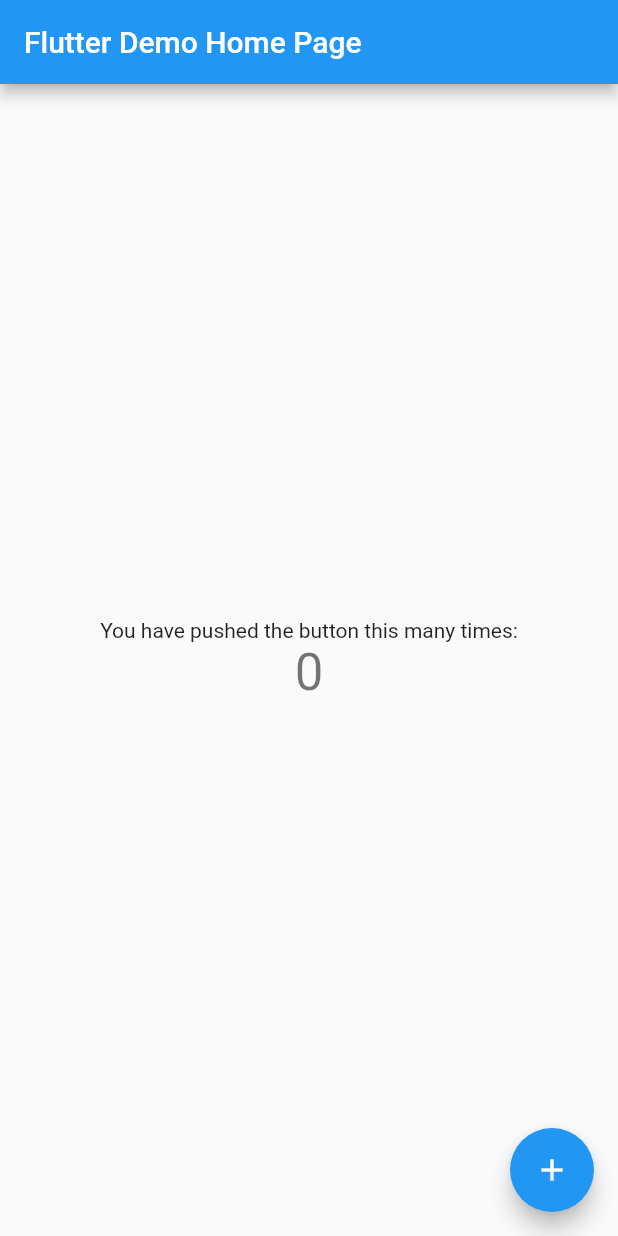
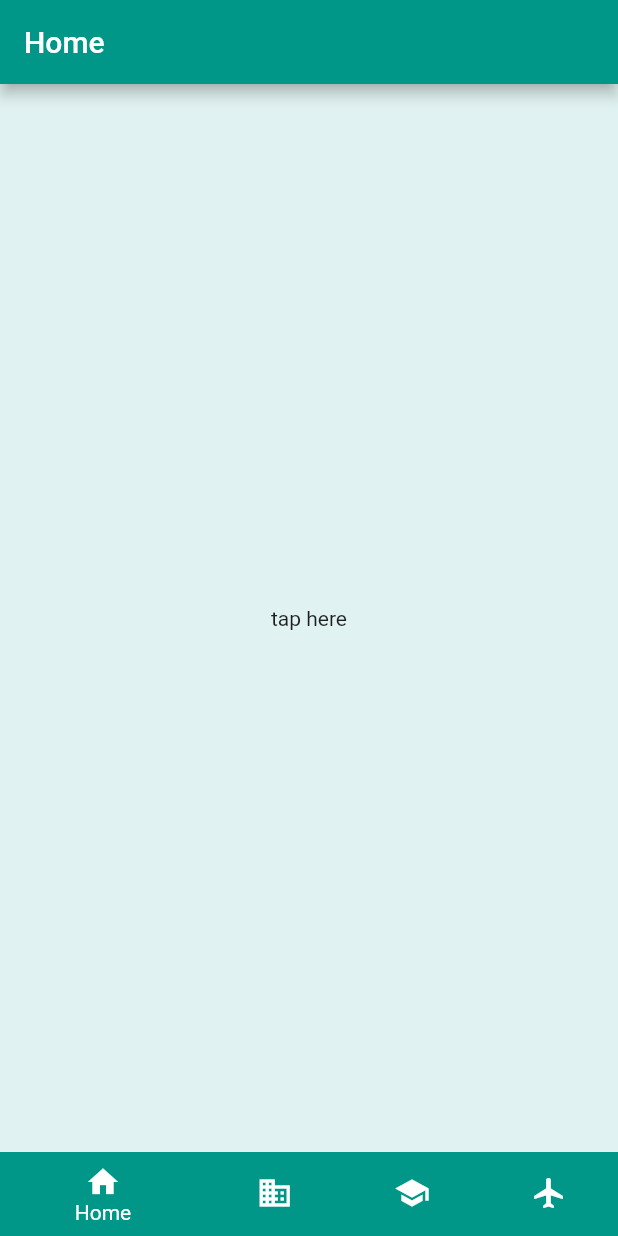
Before and after one commit to hpbyte/flutter_warm_ups, a Flutter app: the screen it shows after launch, on a phone screen of 412 x 824 dp. Run offline on Flutter 3.47's test engine with Material 2 defaults, Android fonts, the phone set to English and light mode, and no system bars.

```diff
--- a/lib/main.dart
+++ b/lib/main.dart
@@ -1,117 +1,309 @@
 import 'package:flutter/material.dart';
+import 'package:flutter/rendering.dart';
 
-void main() {
-  runApp(MyApp());
+class Destination {
+  const Destination(this.index, this.title, this.icon, this.color);
+  final int index;
+  final String title;
+  final IconData icon;
+  final MaterialColor color;
 }
 
-class MyApp extends StatelessWidget {
-  // This widget is the root of your application.
+const List<Destination> allDestinations = <Destination>[
+  Destination(0, 'Home', Icons.home, Colors.teal),
+  Destination(1, 'Business', Icons.business, Colors.cyan),
+  Destination(2, 'School', Icons.school, Colors.orange),
+  Destination(3, 'Flight', Icons.flight, Colors.blue)
+];
+
+class RootPage extends StatelessWidget {
+  const RootPage({Key key, this.destination}) : super(key: key);
+
+  final Destination destination;
+
   @override
   Widget build(BuildContext context) {
-    return MaterialApp(
-      title: 'Flutter Demo',
-      theme: ThemeData(
-        // This is the theme of your application.
-        //
-        // Try running your application with "flutter run". You'll see the
-        // application has a blue toolbar. Then, without quitting the app, try
-        // changing the primarySwatch below to Colors.green and then invoke
-        // "hot reload" (press "r" in the console where you ran "flutter run",
-        // or simply save your changes to "hot reload" in a Flutter IDE).
-        // Notice that the counter didn't reset back to zero; the application
-        // is not restarted.
-        primarySwatch: Colors.blue,
-        // This makes the visual density adapt to the platform that you run
-        // the app on. For desktop platforms, the controls will be smaller and
-        // closer together (more dense) than on mobile platforms.
-        visualDensity: VisualDensity.adaptivePlatformDensity,
+    return Scaffold(
+      appBar: AppBar(
+        title: Text(destination.title),
+        backgroundColor: destination.color,
       ),
-      home: MyHomePage(title: 'Flutter Demo Home Page'),
+      backgroundColor: destination.color[50],
+      body: SizedBox.expand(
+        child: InkWell(
+          onTap: () {
+            Navigator.pushNamed(context, "/list");
+          },
+          child: Center(
+            child: Text('tap here'),
+          ),
+        ),
+      ),
     );
   }
 }
 
-class MyHomePage extends StatefulWidget {
-  MyHomePage({Key key, this.title}) : super(key: key);
+class ListPage extends StatelessWidget {
+  const ListPage({Key key, this.destination}) : super(key: key);
 
-  // This widget is the home page of your application. It is stateful, meaning
-  // that it has a State object (defined below) that contains fields that affect
-  // how it looks.
-
-  // This class is the configuration for the state. It holds the values (in this
-  // case the title) provided by the parent (in this case the App widget) and
-  // used by the build method of the State. Fields in a Widget subclass are
-  // always marked "final".
-
-  final String title;
+  final Destination destination;
 
   @override
-  _MyHomePageState createState() => _MyHomePageState();
+  Widget build(BuildContext context) {
+    const List<int> shades = <int>[
+      50,
+      100,
+      200,
+      300,
+      400,
+      500,
+      600,
+      700,
+      800,
+      900
+    ];
+
+    return Scaffold(
+      appBar: AppBar(
+        title: Text(destination.title),
+        backgroundColor: destination.color,
+      ),
+      backgroundColor: destination.color[50],
+      body: SizedBox.expand(
+        child: ListView.builder(
+          itemCount: shades.length,
+          itemBuilder: (BuildContext context, int index) {
+            return SizedBox(
+              height: 128,
+              child: Card(
+                color: destination.color[shades[index]].withOpacity(0.25),
+                child: InkWell(
+                  onTap: () {
+                    Navigator.pushNamed(context, "/text");
+                  },
+                  child: Center(
+                    child: Text('Item $index',
+                        style: Theme.of(context).primaryTextTheme.display1),
+                  ),
+                ),
+              ),
+            );
+          },
+        ),
+      ),
+    );
+  }
 }
 
-class _MyHomePageState extends State<MyHomePage> {
-  int _counter = 0;
+class TextPage extends StatefulWidget {
+  const TextPage({Key key, this.destination}) : super(key: key);
 
-  void _incrementCounter() {
-    setState(() {
-      // This call to setState tells the Flutter framework that something has
-      // changed in this State, which causes it to rerun the build method below
-      // so that the display can reflect the updated values. If we changed
-      // _counter without calling setState(), then the build method would not be
-      // called again, and so nothing would appear to happen.
-      _counter++;
-    });
+  final Destination destination;
+
+  @override
+  _TextPageState createState() => _TextPageState();
+}
+
+class _TextPageState extends State<TextPage> {
+  TextEditingController _textController;
+
+  @override
+  void initState() {
+    super.initState();
+    _textController = TextEditingController(
+      text: 'sample text: ${widget.destination.title}',
+    );
   }
 
   @override
   Widget build(BuildContext context) {
-    // This method is rerun every time setState is called, for instance as done
-    // by the _incrementCounter method above.
-    //
-    // The Flutter framework has been optimized to make rerunning build methods
-    // fast, so that you can just rebuild anything that needs updating rather
-    // than having to individually change instances of widgets.
     return Scaffold(
       appBar: AppBar(
-        // Here we take the value from the MyHomePage object that was created by
-        // the App.build method, and use it to set our appbar title.
-        title: Text(widget.title),
+        title: Text(widget.destination.title),
+        backgroundColor: widget.destination.color,
       ),
-      body: Center(
-        // Center is a layout widget. It takes a single child and positions it
-        // in the middle of the parent.
-        child: Column(
-          // Column is also a layout widget. It takes a list of children and
-          // arranges them vertically. By default, it sizes itself to fit its
-          // children horizontally, and tries to be as tall as its parent.
-          //
-          // Invoke "debug painting" (press "p" in the console, choose the
-          // "Toggle Debug Paint" action from the Flutter Inspector in Android
-          // Studio, or the "Toggle Debug Paint" command in Visual Studio Code)
-          // to see the wireframe for each widget.
-          //
-          // Column has various properties to control how it sizes itself and
-          // how it positions its children. Here we use mainAxisAlignment to
-          // center the children vertically; the main axis here is the vertical
-          // axis because Columns are vertical (the cross axis would be
-          // horizontal).
-          mainAxisAlignment: MainAxisAlignment.center,
-          children: <Widget>[
-            Text(
-              'You have pushed the button this many times:',
-            ),
-            Text(
-              '$_counter',
-              style: Theme.of(context).textTheme.headline4,
-            ),
-          ],
-        ),
+      backgroundColor: widget.destination.color[50],
+      body: Container(
+        padding: const EdgeInsets.all(32.0),
+        alignment: Alignment.center,
+        child: TextField(controller: _textController),
       ),
-      floatingActionButton: FloatingActionButton(
-        onPressed: _incrementCounter,
-        tooltip: 'Increment',
-        child: Icon(Icons.add),
-      ), // This trailing comma makes auto-formatting nicer for build methods.
+    );
+  }
+
+  @override
+  void dispose() {
+    _textController.dispose();
+    super.dispose();
+  }
+}
+
+class ViewNavigatorObserver extends NavigatorObserver {
+  ViewNavigatorObserver(this.onNavigation);
+
+  final VoidCallback onNavigation;
+
+  void didPop(Route<dynamic> route, Route<dynamic> previousRoute) {
+    onNavigation();
+  }
+
+  void didPush(Route<dynamic> route, Route<dynamic> previousRoute) {
+    onNavigation();
+  }
+}
+
+class DestinationView extends StatefulWidget {
+  const DestinationView({Key key, this.destination, this.onNavigation})
+      : super(key: key);
+
+  final Destination destination;
+  final VoidCallback onNavigation;
+
+  @override
+  _DestinationViewState createState() => _DestinationViewState();
+}
+
+class _DestinationViewState extends State<DestinationView> {
+  @override
+  Widget build(BuildContext context) {
+    return Navigator(
+      observers: <NavigatorObserver>[
+        ViewNavigatorObserver(widget.onNavigation),
+      ],
+      onGenerateRoute: (RouteSettings settings) {
+        return MaterialPageRoute(
+          settings: settings,
+          builder: (BuildContext context) {
+            switch (settings.name) {
+              case '/':
+                return RootPage(destination: widget.destination);
+              case '/list':
+                return ListPage(destination: widget.destination);
+              case '/text':
+                return TextPage(destination: widget.destination);
+            }
+          },
+        );
+      },
     );
   }
 }
+
+class HomePage extends StatefulWidget {
+  @override
+  _HomePageState createState() => _HomePageState();
+}
+
+class _HomePageState extends State<HomePage>
+    with TickerProviderStateMixin<HomePage> {
+  List<Key> _destinationKeys;
+  List<AnimationController> _faders;
+  AnimationController _hide;
+  int _currentIndex = 0;
+
+  @override
+  void initState() {
+    super.initState();
+
+    _faders =
+        allDestinations.map<AnimationController>((Destination destination) {
+      return AnimationController(
+          vsync: this, duration: Duration(milliseconds: 200));
+    }).toList();
+    _faders[_currentIndex].value = 1.0;
+    _destinationKeys =
+        List<Key>.generate(allDestinations.length, (int index) => GlobalKey())
+            .toList();
+    _hide = AnimationController(vsync: this, duration: kThemeAnimationDuration);
+  }
+
+  @override
+  void dispose() {
+    for (AnimationController controller in _faders) controller.dispose();
+    _hide.dispose();
+    super.dispose();
+  }
+
+  bool _handleScrollNotification(ScrollNotification notification) {
+    if (notification.depth == 0) {
+      if (notification is UserScrollNotification) {
+        final UserScrollNotification userScroll = notification;
+        switch (userScroll.direction) {
+          case ScrollDirection.forward:
+            _hide.forward();
+            break;
+          case ScrollDirection.reverse:
+            _hide.reverse();
+            break;
+          case ScrollDirection.idle:
+            break;
+        }
+      }
+    }
+    return false;
+  }
+
+  @override
+  Widget build(BuildContext context) {
+    return NotificationListener<ScrollNotification>(
+      onNotification: _handleScrollNotification,
+      child: Scaffold(
+        body: SafeArea(
+          top: false,
+          child: Stack(
+            fit: StackFit.expand,
+            children: allDestinations.map((Destination destination) {
+              final Widget view = FadeTransition(
+                opacity: _faders[destination.index]
+                    .drive(CurveTween(curve: Curves.fastOutSlowIn)),
+                child: KeyedSubtree(
+                  key: _destinationKeys[destination.index],
+                  child: DestinationView(
+                    destination: destination,
+                    onNavigation: () {
+                      _hide.forward();
+                    },
+                  ),
+                ),
+              );
+              if (destination.index == _currentIndex) {
+                _faders[destination.index].forward();
+                return view;
+              } else {
+                _faders[destination.index].reverse();
+                if (_faders[destination.index].isAnimating) {
+                  return IgnorePointer(child: view);
+                }
+                return Offstage(child: view);
+              }
+            }).toList(),
+          ),
+        ),
+        bottomNavigationBar: ClipRect(
+          child: SizeTransition(
+            sizeFactor: _hide,
+            axisAlignment: -1.0,
+            child: BottomNavigationBar(
+              currentIndex: _currentIndex,
+              onTap: (int index) {
+                setState(() {
+                  _currentIndex = index;
+                });
+              },
+              items: allDestinations.map((Destination destination) {
+                return BottomNavigationBarItem(
+                    icon: Icon(destination.icon),
+                    backgroundColor: destination.color,
+                    title: Text(destination.title));
+              }).toList(),
+            ),
+          ),
+        ),
+      ),
+    );
+  }
+}
+
+void main() {
+  runApp(MaterialApp(home: HomePage()));
+}
```
